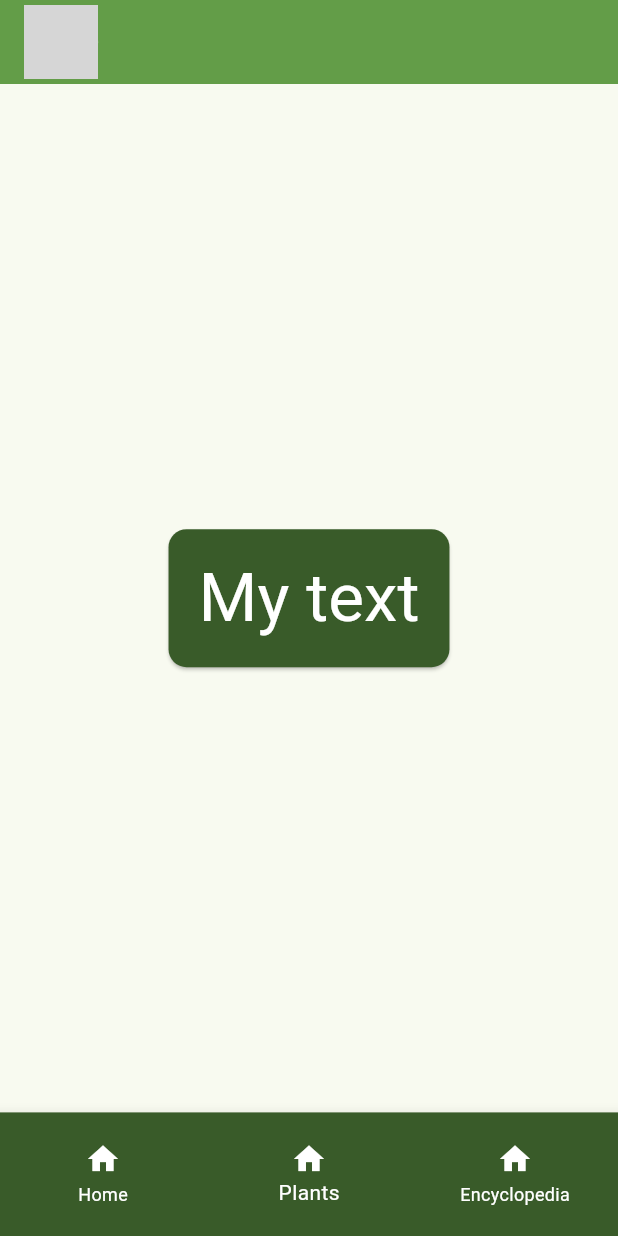
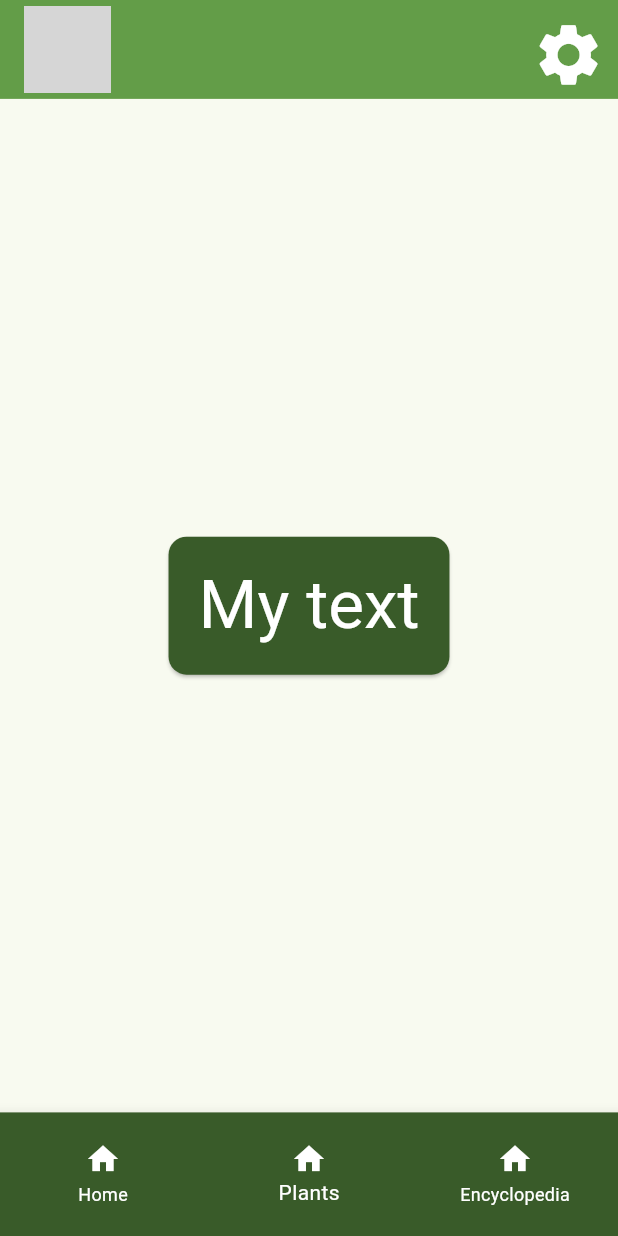
Before and after one commit to aurelienfernandez/ALGOSUP-Moonshot-OLAF, a Flutter app: the screen it shows after launch, item 2 of the bottom bar chosen, on a phone screen of 412 x 824 dp. Run offline on Flutter 3.47's test engine with Material 3 defaults, Android fonts, the light colour scheme and no system bars; our stand-ins replace auto_size_text; network calls fail; grey boxes are pictures that could not be loaded.

Commit message:
Chore: modified some positions to make the home page responsive

```diff
--- a/olaf/lib/home_page.dart
+++ b/olaf/lib/home_page.dart
@@ -28,18 +28,34 @@ class _MyHomePageState extends State<MyHomePage> {
   Widget build(BuildContext context) {
     return Scaffold(
       appBar: AppBar(
+        toolbarHeight: MediaQuery.of(context).size.height * 0.08,
         title: CircleAvatar(
-          radius: MediaQuery.of(context).size.height * 0.030,
+          radius: MediaQuery.of(context).size.height * 0.035,
           backgroundImage: NetworkImage(
             User.getInstance().profilePicture,
           ),
         ),
+        actions: <Widget>[
+          IconButton(
+            icon: Icon(
+              Icons.settings,
+              color: Colors.white,
+              size: MediaQuery.of(context).size.height * 0.06,
+            ),
+            padding: EdgeInsets.only(
+                top: MediaQuery.of(context).size.height * 0.01,
+                right: MediaQuery.of(context).size.height * 0.01),
+            onPressed: () {
+              // Here it should open the "setting page"
+            },
+          ),
+        ],
         backgroundColor: Theme.of(context).colorScheme.secondary,
       ),
       //
       body: _tabs[_currentIndex],
       bottomNavigationBar: SizedBox(
-        height: MediaQuery.of(context).size.height * 0.10,
+        height: MediaQuery.of(context).size.height * 0.1,
         child: BottomNavigationBar(
           selectedLabelStyle: TextStyle(color: Colors.white),
           selectedItemColor: Colors.white,
```
